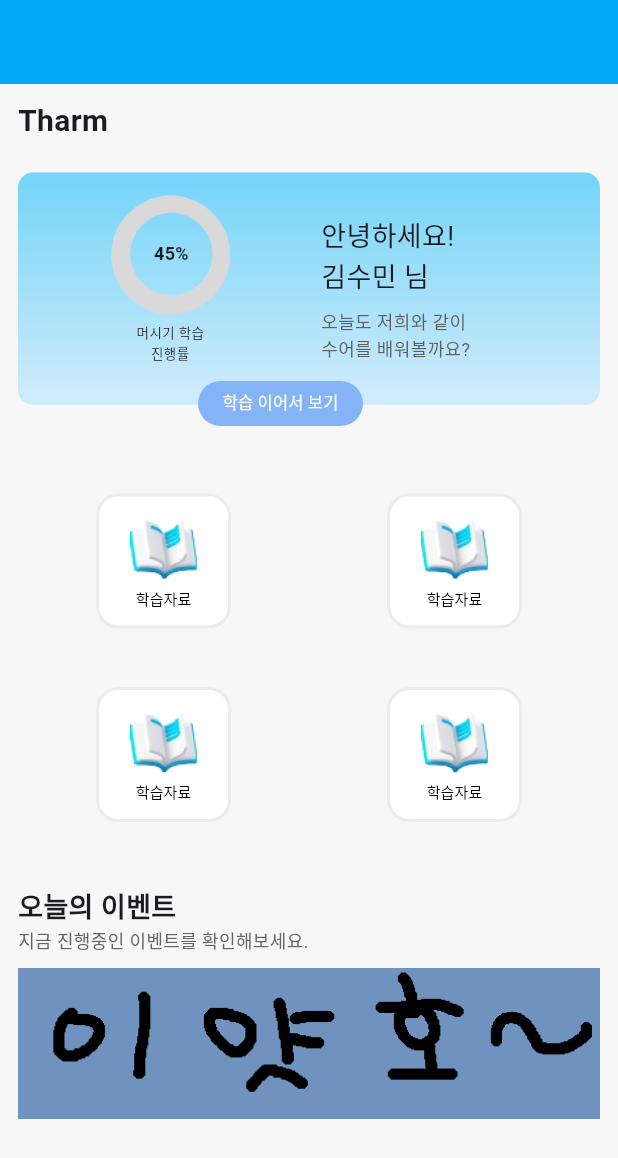
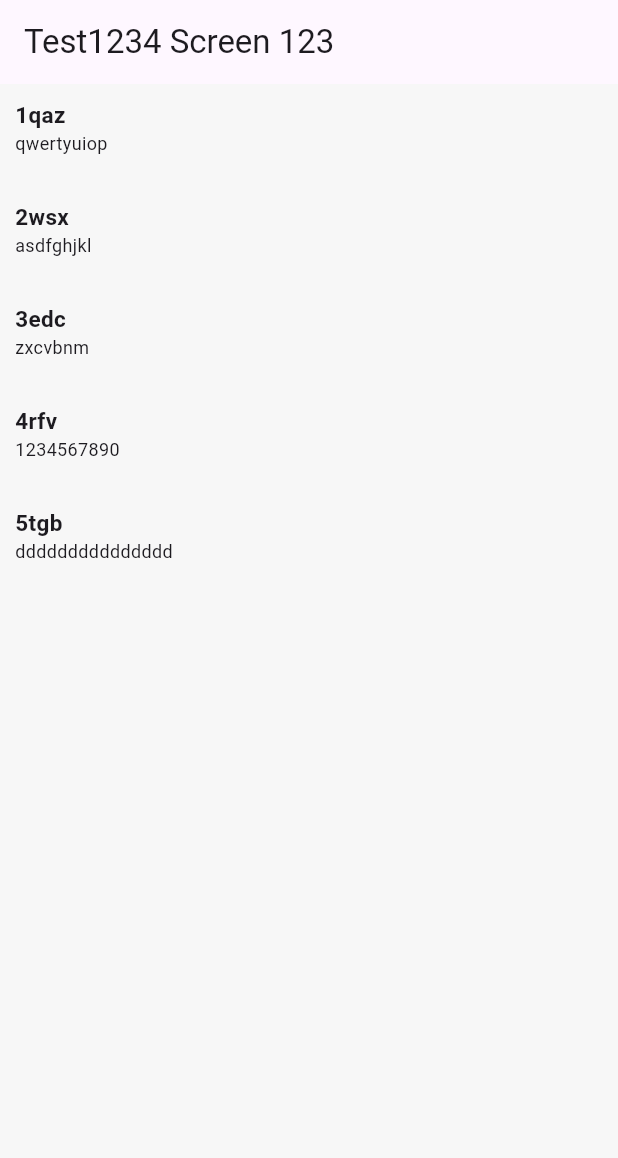
Before and after one commit to Tharm-project/tharm_front, a Flutter app: the screen it shows after launch, on a phone screen of 412 x 824 dp. Shown: the top 1158 px of the screen. Run offline on Flutter 3.47's test engine with Material 3 defaults, Android fonts, the phone set to English and light mode, and no system bars; drawn by our look-alikes of easy_rich_text; our stand-ins replace firebase_core, get; accounts and stored records are empty.

Commit message:
json 데이터 불러오기(test version)

```diff
--- /dev/null
+++ b/assets/json/test.json
@@ -0,0 +1,32 @@
+[
+    {
+        "uid" : "1",
+        "title" : "1qaz",
+        "description" : "qwertyuiop",
+        "name" : "최성윤",
+        "email" : "1234@asdf",
+        "password" : "qwer12",
+        "phone" : "010-1111-1111",
+        "create_at" : "2024-09-02"
+    },
+    {
+        "uid" : "2",
+        "title" : "2wsx",
+        "description" : "asdfghjkl"
+    },
+    {
+        "uid" : "3",
+        "title" : "3edc",
+        "description" : "zxcvbnm"
+    },
+    {
+        "uid" : "4",
+        "title" : "4rfv",
+        "description" : "1234567890"
+    },
+    {
+        "uid" : "5",
+        "title" : "5tgb",
+        "description" : "ddddddddddddddd"
+    }
+]
--- a/lib/controller/detailedController.dart
+++ b/lib/controller/detailedController.dart
@@ -1,4 +1,3 @@
-// import 'package:flutter/material.dart';
 import 'package:get/get.dart';
 
 class DetailedController extends GetxController {
@@ -12,7 +11,7 @@ class DetailedController extends GetxController {
   void _splitTextIntoSegments() {
     // 텍스트를 마침표를 기준으로 나누기
     List<String> segments =
-        text.split('.').map((segment) => segment.trim()).toList();
+      text.split('.').map((segment) => segment.trim()).toList();
     // 빈 문자열 제거
     segments.removeWhere((segment) => segment.isEmpty);
     buttonSegments.assignAll(segments);
--- a/lib/main.dart
+++ b/lib/main.dart
@@ -4,6 +4,7 @@ import 'package:get/get.dart';
 import 'package:tharmproject/screens/home_screen.dart';
 import 'package:tharmproject/screens/learning_screen.dart';
 import 'package:tharmproject/screens/login_screen.dart';
+import 'package:tharmproject/test.dart';
 import 'firebase_options.dart';
 
 void main() async{
@@ -30,10 +31,11 @@ class MyApp extends StatelessWidget {
           // useMaterial3: true,
       ),
       // home: const LoginScreen(),
-      home: const HomeScreen(),
+      // home: const HomeScreen(),
       // home: const LearningScreen(),
       // home: const TranslationScreen(),
       // home: const PdfScreen(),
+      home: Test1234(),
     );
   }
 }
--- /dev/null
+++ b/lib/test.dart
@@ -0,0 +1,192 @@
+import 'dart:convert';
+
+import 'package:flutter/material.dart';
+import 'package:get/get.dart';
+import 'package:tharmproject/main.dart';
+
+class TestController extends GetxController {
+  // String text1245 = '대충 요로코롬~';
+  static TestController get to => Get.find();
+  var list = <Map<String, dynamic>>[].obs;
+
+  @override
+  void onInit() {
+    super.onInit();
+  }
+
+  // BuildContext를 매개변수로 받도록 수정
+  void loadJsonFile(BuildContext context) async {
+    try {
+      String data = await DefaultAssetBundle.of(context)
+          .loadString("assets/json/test.json");
+      list(json.decode(data).cast<Map<String, dynamic>>().toList());
+    } catch (e) {
+      print("Error loading JSON file: $e");
+    }
+  }
+}
+
+class Test1234 extends StatefulWidget {
+  const Test1234({super.key});
+
+  @override
+  _Test1234State createState() => _Test1234State();
+}
+
+class _Test1234State extends State<Test1234> {
+  final TestController controller = Get.put(TestController());
+
+  @override
+  void initState() {
+    super.initState();
+    WidgetsBinding.instance.addPostFrameCallback((_) {
+      // Context를 사용하여 JSON 파일을 로드
+      controller.loadJsonFile(context);
+    });
+  }
+
+  @override
+  Widget build(BuildContext context) {
+    return Scaffold(
+      appBar: AppBar(
+        title: const Text('Test1234 Screen 123'),
+      ),
+      body: Obx(
+        () {
+          if (controller.list.isEmpty) {
+            return const Center(
+              child: CircularProgressIndicator(),
+            );
+          } else {
+            return SingleChildScrollView(
+              child: Column(
+                children: List.generate(controller.list.length, (index) {
+                  var post =
+                      controller.list[index].map<String, String>((key, value) {
+                    return MapEntry(key.toString(), value.toString());
+                  });
+                  return PoWidget(
+                    uid: post['uid'] ?? 'No UID',
+                    title: post['title'] ?? 'No Title',
+                    description: post['description'] ?? 'No Description',
+                    id: post['id'] ?? 'id',
+                    name: post['name'] ?? 'name',
+                    email: post['email'] ?? 'email',
+                    password: post['password'] ?? 'password',
+                    phone: post['phone'] ?? 'phone',
+                    create_at: post['create_at'] ?? 'create_at',
+                  );
+                }),
+              ),
+            );
+          }
+        },
+      ),
+    );
+  }
+}
+
+class PoWidget extends StatelessWidget {
+  final String uid;
+  final String title;
+  final String description;
+  final String id;
+  final String name;
+  final String email;
+  final String password;
+  final String phone;
+  final String create_at;
+
+  const PoWidget({
+    required this.uid,
+    required this.title,
+    required this.description,
+    required this.id,
+    required this.name,
+    required this.email,
+    required this.password,
+    required this.phone,
+    required this.create_at,
+  });
+
+  @override
+  Widget build(BuildContext context) {
+    return GestureDetector(
+      child: Column(
+        crossAxisAlignment: CrossAxisAlignment.stretch,
+        children: [
+          Padding(
+            padding:
+                const EdgeInsets.only(top: 10, bottom: 20, left: 10, right: 10),
+            child: Column(
+              crossAxisAlignment: CrossAxisAlignment.stretch,
+              children: [
+                Text(
+                  title,
+                  style: const TextStyle(
+                      fontSize: 15, fontWeight: FontWeight.bold),
+                ),
+                Text(
+                  description,
+                  style: const TextStyle(
+                    fontSize: 12,
+                  ),
+                )
+              ],
+            ),
+          ),
+        ],
+      ),
+    );
+  }
+}
+
+class TextAnimation extends GetxController {
+  Map<String, String?>? post;
+
+  @override
+  void onInit() {
+    super.onInit();
+    _loadData();
+  }
+
+  void _loadData() {
+    post = Get.parameters;
+  }
+}
+
+class PostDetailView extends GetView<TextAnimation> {
+  const PostDetailView();
+
+  @override
+  Widget build(BuildContext context) {
+    final post = controller.post;
+    if (post == null) {
+      return Scaffold(
+        appBar: AppBar(
+          title: const Text('Post Detail'),
+        ),
+        body: const Center(
+          child: Text('No post data available'),
+        ),
+      );
+    }
+
+    return Scaffold(
+      appBar: AppBar(
+        title: Text(post['title'] ?? 'No Title'),
+      ),
+      body: Column(
+        children: [
+          if (post['thumbnail'] != null) Image.asset(post['thumbnail']!),
+          Column(
+            children: [
+              Text(post['title'] ?? 'No Title'),
+              Text(post['description'] ?? 'No Description'),
+            ],
+          ),
+        ],
+      ),
+    );
+  }
+}
--- a/lib/widgets/progresslist.dart
+++ b/lib/widgets/progresslist.dart
@@ -58,8 +58,6 @@ class ProgressList extends StatelessWidget {
               ),
               Padding(padding: EdgeInsets.only(top: 6)),
               SizedBox(
-                // width: 277, // 원래
-                // height: 15, // 원래
                 child: Image(image: AssetImage('assets/images/graph.png')),
               )
             ],
--- a/pubspec.yaml
+++ b/pubspec.yaml
@@ -80,6 +80,7 @@ flutter:
    - assets/images/nemo.png
    - assets/images/Drag.png
    - assets/images/PDF.png
+   - assets/json/test.json
 
 
    - assets/data/home-btn-data.json
```
Lines whose indentation alone changed are shown as unchanged.
